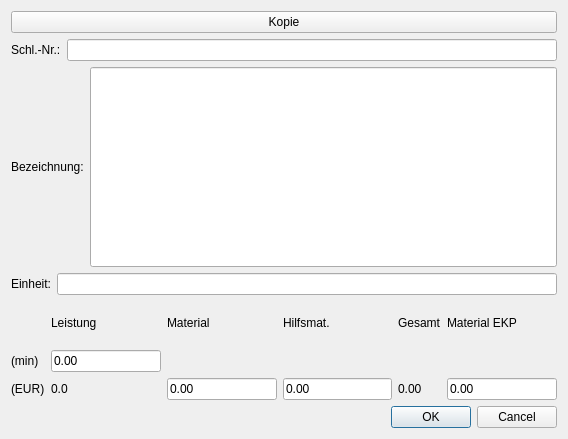
Old version of the form form/leistung_page.ui in the repository romanweissflog/FAKT.
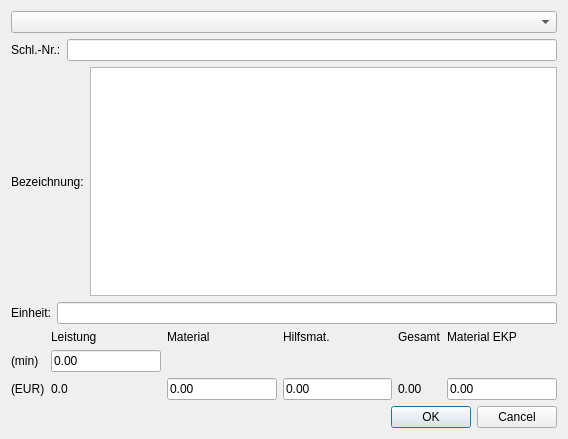
New version of the form. Custom widgets are drawn as their Qt base class.

Commit message: finished Leistung

```diff
--- a/form/leistung_page.ui
+++ b/form/leistung_page.ui
@@ -15,11 +15,7 @@
   </property>
   <layout class="QVBoxLayout" name="verticalLayout">
    <item>
-    <widget class="QPushButton" name="copyButton">
-     <property name="text">
-      <string>Kopie</string>
-     </property>
-    </widget>
+    <widget class="QComboBox" name="copyBox"/>
    </item>
    <item>
     <layout class="QHBoxLayout" name="horizontalLayout">
@@ -45,14 +41,7 @@
       </widget>
      </item>
      <item>
-      <widget class="QLineEdit" name="editDescr">
-       <property name="minimumSize">
-        <size>
-         <width>400</width>
-         <height>200</height>
-        </size>
-       </property>
-      </widget>
+      <widget class="QTextEdit" name="editDescr"/>
      </item>
     </layout>
    </item>
```
Left out of the diff: 12 changed lines with no effect on the pictures. The commit also changes 8 other files.
